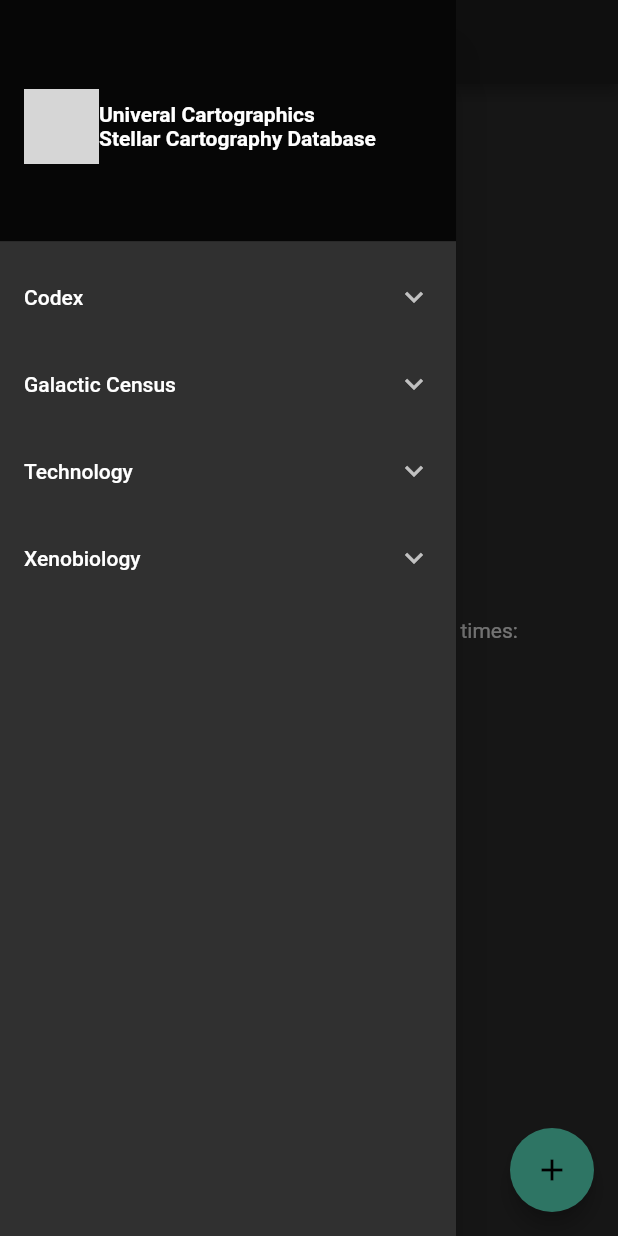
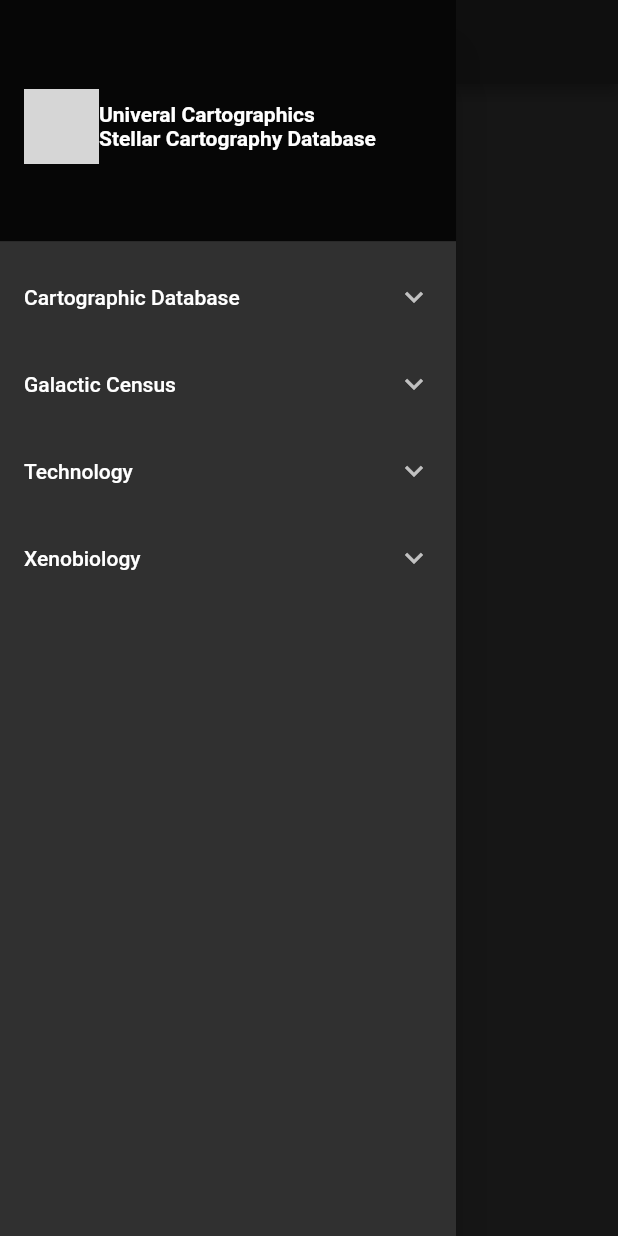
Before and after one commit to mjcastner/raxxla, a Flutter app: the screen it shows after launch, with the side drawer open, on a phone screen of 412 x 824 dp. Run offline on Flutter 3.47's test engine with Material 2 defaults, Android fonts, the light colour scheme and no system bars; our stand-ins replace google_fonts; grey boxes are pictures that could not be loaded.

Commit message:
More flutter work

```diff
--- a/frontend/lib/main.dart
+++ b/frontend/lib/main.dart
@@ -1,70 +1,29 @@
 import 'package:flutter/material.dart';
-import 'package:raxxla/pages/base.dart';
 import 'package:raxxla/pages/planets.dart';
+import 'package:raxxla/pages/settlements.dart';
+import 'package:raxxla/pages/ships.dart';
+import 'package:raxxla/pages/stations.dart';
 import 'package:raxxla/pages/systems.dart';
 
 void main() {
-  runApp(MyApp());
+  runApp(RaxxlaApp());
 }
 
-class MyApp extends StatelessWidget {
-  // This widget is the root of your application.
+class RaxxlaApp extends StatelessWidget {
   @override
   Widget build(BuildContext context) {
     return MaterialApp(
       initialRoute: '/',
       routes: {
-        '/': (context) => MyHomePage(title: 'Current Location'),
+        '/': (context) => SystemsPage(),
+        '/planets': (context) => PlanetsPage(),
+        '/settlements': (context) => SettlementsPage(),
+        '/ships': (context) => ShipsPage(),
+        '/stations': (context) => StationsPage(),
         '/systems': (context) => SystemsPage(),
-        '/planets': (context) => PlanetsPage(),
       },
       title: 'Universal Cartographics Database',
       theme: ThemeData.dark(),
     );
   }
 }
-
-class MyHomePage extends StatefulWidget {
-  MyHomePage({Key key, this.title}) : super(key: key);
-  final String title;
-
-  @override
-  _MyHomePageState createState() => _MyHomePageState();
-}
-
-class _MyHomePageState extends State<MyHomePage> {
-  int _counter = 0;
-
-  void _incrementCounter() {
-    setState(() {
-      _counter++;
-    });
-  }
-
-  @override
-  Widget build(BuildContext context) {
-    return Scaffold(
-      appBar: AppBar(),
-      drawer: NavDrawer(),
-      body: Center(
-        child: Column(
-          mainAxisAlignment: MainAxisAlignment.center,
-          children: <Widget>[
-            Text(
-              'You have pushed the button this many times:',
-            ),
-            Text(
-              '$_counter',
-              style: Theme.of(context).textTheme.headline4,
-            ),
-          ],
-        ),
-      ),
-      floatingActionButton: FloatingActionButton(
-        onPressed: _incrementCounter,
-        tooltip: 'Increment',
-        child: Icon(Icons.add),
-      ),
-    );
-  }
-}
--- a/frontend/lib/pages/base.dart
+++ b/frontend/lib/pages/base.dart
@@ -51,12 +51,12 @@ class NavDrawer extends StatelessWidget {
           ),
         ),
         ExpansionTile(
-          title: Text('Codex'),
+          title: Text('Cartographic Database'),
           children: [
             NavItem('Systems', '/systems', 'images/system.png'),
             NavItem('Planets', '/planets', 'images/planet.png'),
-            NavItem('Settlements', '/systems', 'images/settlements.png'),
-            NavItem('Stations', '/systems', 'images/station.png'),
+            NavItem('Settlements', '/settlements', 'images/settlements.png'),
+            NavItem('Stations', '/stations', 'images/station.png'),
           ],
         ),
         ExpansionTile(
@@ -70,7 +70,7 @@ class NavDrawer extends StatelessWidget {
         ExpansionTile(
           title: Text('Technology'),
           children: [
-            NavItem('Ships', '/systems', 'images/ship.png'),
+            NavItem('Ships', '/ships', 'images/ship.png'),
           ],
         ),
         ExpansionTile(
```
Also changed, not shown: frontend/lib/pages/settlements.dart (added, +13 -0 lines), frontend/lib/pages/ships.dart (added, +62 -0 lines), frontend/lib/pages/stations.dart (added, +13 -0 lines), frontend/assets/images/ships/adder.png (added).
